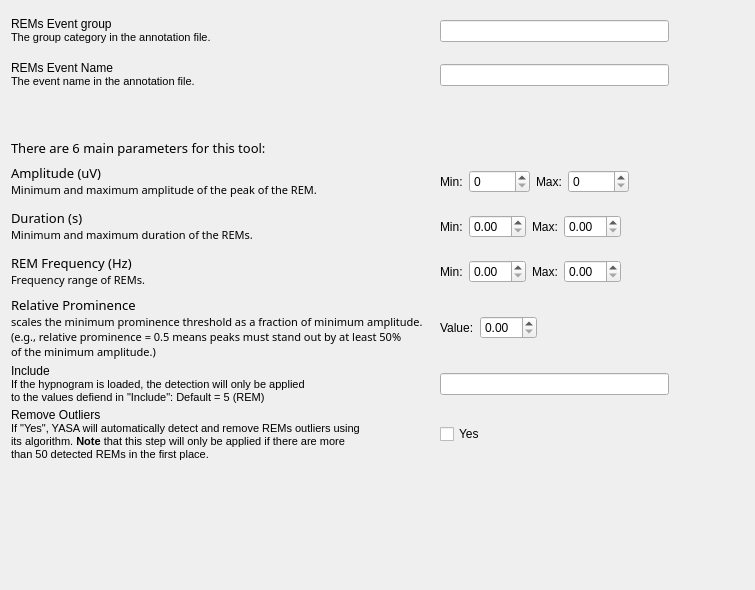
The window that tools/RapidEyeMovementTools/REMsDetectorYASA/DetectorStep/Ui_DetectorStep.ui (mhazad99/Rapid-Eye-Movement) describes before a commit, drawn with Qt 5.
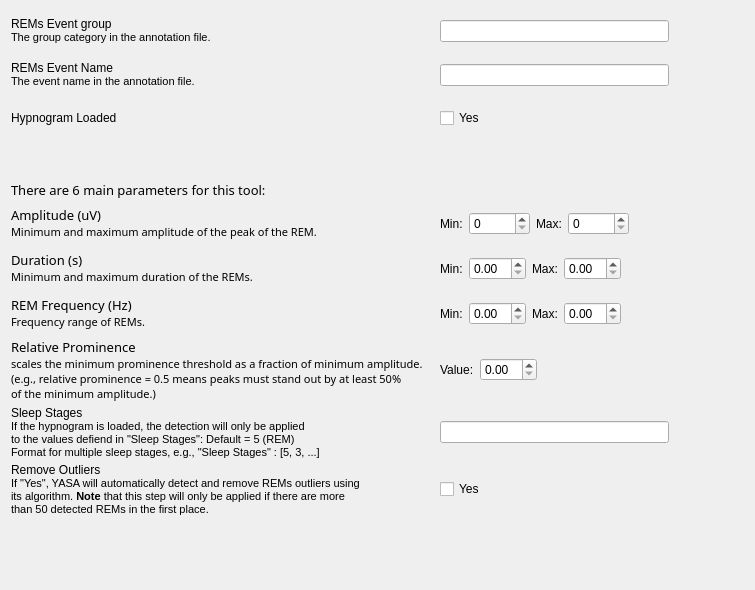
The same window after the commit.

Commit message: Handling the state of hypnogram in the UI

Patch:
```diff
--- a/tools/RapidEyeMovementTools/REMsDetectorYASA/DetectorStep/Ui_DetectorStep.ui
+++ b/tools/RapidEyeMovementTools/REMsDetectorYASA/DetectorStep/Ui_DetectorStep.ui
@@ -22,105 +22,6 @@
      <property name="spacing">
       <number>4</number>
      </property>
-     <item row="1" column="0" colspan="2">
-      <widget class="QLabel" name="label_9">
-       <property name="maximumSize">
-        <size>
-         <width>16777215</width>
-         <height>16777215</height>
-        </size>
-       </property>
-       <property name="lineWidth">
-        <number>0</number>
-       </property>
-       <property name="text">
-        <string>&lt;html&gt;&lt;head/&gt;&lt;body&gt;&lt;p&gt;REMs Event Name&lt;br/&gt;&lt;span style=&quot; font-size:8pt;&quot;&gt;The event name in the annotation file.&lt;/span&gt;&lt;/p&gt;&lt;/body&gt;&lt;/html&gt;</string>
-       </property>
-      </widget>
-     </item>
-     <item row="2" column="0" colspan="2">
-      <spacer name="verticalSpacer_2">
-       <property name="orientation">
-        <enum>Qt::Vertical</enum>
-       </property>
-       <property name="sizeType">
-        <enum>QSizePolicy::Fixed</enum>
-       </property>
-       <property name="sizeHint" stdset="0">
-        <size>
-         <width>20</width>
-         <height>40</height>
-        </size>
-       </property>
-      </spacer>
-     </item>
-     <item row="14" column="0">
-      <spacer name="verticalSpacer">
-       <property name="orientation">
-        <enum>Qt::Vertical</enum>
-       </property>
-       <property name="sizeHint" stdset="0">
-        <size>
-         <width>20</width>
-         <height>40</height>
-        </size>
-       </property>
-      </spacer>
-     </item>
-     <item row="9" column="3">
-      <spacer name="horizontalSpacer_12">
-       <property name="orientation">
-        <enum>Qt::Horizontal</enum>
-       </property>
-       <property name="sizeHint" stdset="0">
-        <size>
-         <width>40</width>
-         <height>20</height>
-        </size>
-       </property>
-      </spacer>
-     </item>
-     <item row="4" column="0">
-      <widget class="QLabel" name="label_8">
-       <property name="font">
-        <font>
-         <family>Roboto-Regular</family>
-         <pointsize>10</pointsize>
-         <weight>50</weight>
-         <italic>false</italic>
-         <bold>false</bold>
-        </font>
-       </property>
-       <property name="lineWidth">
-        <number>0</number>
-       </property>
-       <property name="text">
-        <string>&lt;html&gt;&lt;head/&gt;&lt;body&gt;&lt;p&gt;Amplitude (uV)&lt;br/&gt;&lt;span style=&quot; font-size:8pt;&quot;&gt;Minimum and maximum amplitude of the peak of the REM.&lt;/span&gt;&lt;/p&gt;&lt;/body&gt;&lt;/html&gt;</string>
-       </property>
-      </widget>
-     </item>
-     <item row="9" column="2">
-      <widget class="QFrame" name="frame_5">
-       <property name="frameShape">
-        <enum>QFrame::NoFrame</enum>
-       </property>
-       <property name="frameShadow">
-        <enum>QFrame::Raised</enum>
-       </property>
-       <property name="lineWidth">
-        <number>0</number>
-       </property>
-       <layout class="QHBoxLayout" name="horizontalLayout_5">
-        <item>
-         <widget class="QCheckBox" name="checkBox">
-          <property name="text">
-           <string>Yes</string>
-          </property>
-         </widget>
-        </item>
-       </layout>
-      </widget>
-     </item>
      <item row="0" column="0" colspan="2">
       <widget class="QLabel" name="label_15">
        <property name="lineWidth">
@@ -131,8 +32,69 @@
        </property>
       </widget>
      </item>
+     <item row="10" column="2">
+      <widget class="QFrame" name="frame_5">
+       <property name="frameShape">
+        <enum>QFrame::Shape::NoFrame</enum>
+       </property>
+       <property name="frameShadow">
+        <enum>QFrame::Shadow::Raised</enum>
+       </property>
+       <property name="lineWidth">
+        <number>0</number>
+       </property>
+       <layout class="QHBoxLayout" name="horizontalLayout_5">
+        <item>
+         <widget class="QCheckBox" name="checkBox">
+          <property name="text">
+           <string>Yes</string>
+          </property>
+         </widget>
+        </item>
+       </layout>
+      </widget>
+     </item>
+     <item row="10" column="0">
+      <widget class="QLabel" name="label_7">
+       <property name="lineWidth">
+        <number>0</number>
+       </property>
+       <property name="text">
+        <string>&lt;html&gt;&lt;head/&gt;&lt;body&gt;&lt;p&gt;Remove Outliers&lt;br/&gt;&lt;span style=&quot; font-size:8pt;&quot;&gt;If &amp;quot;Yes&amp;quot;, YASA will automatically detect and remove REMs outliers using&lt;br/&gt;its algorithm. &lt;/span&gt;&lt;span style=&quot; font-size:8pt; font-weight:600;&quot;&gt;Note&lt;/span&gt;&lt;span style=&quot; font-size:8pt;&quot;&gt; that this step will only be applied if there are more&lt;br/&gt;than 50 detected REMs in the first place.&lt;/span&gt;&lt;/p&gt;&lt;/body&gt;&lt;/html&gt;</string>
+       </property>
+      </widget>
+     </item>
+     <item row="1" column="0" colspan="2">
+      <widget class="QLabel" name="label_9">
+       <property name="maximumSize">
+        <size>
+         <width>16777215</width>
+         <height>16777215</height>
+        </size>
+       </property>
+       <property name="lineWidth">
+        <number>0</number>
+       </property>
+       <property name="text">
+        <string>&lt;html&gt;&lt;head/&gt;&lt;body&gt;&lt;p&gt;REMs Event Name&lt;br/&gt;&lt;span style=&quot; font-size:8pt;&quot;&gt;The event name in the annotation file.&lt;/span&gt;&lt;/p&gt;&lt;/body&gt;&lt;/html&gt;</string>
+       </property>
+      </widget>
+     </item>
+     <item row="7" column="3">
+      <spacer name="horizontalSpacer_4">
+       <property name="orientation">
+        <enum>Qt::Orientation::Horizontal</enum>
+       </property>
+       <property name="sizeHint" stdset="0">
+        <size>
+         <width>40</width>
+         <height>20</height>
+        </size>
+       </property>
+      </spacer>
+     </item>
      <item row="7" column="0">
-      <widget class="QLabel" name="label_4">
+      <widget class="QLabel" name="label_3">
        <property name="maximumSize">
         <size>
          <width>16777215</width>
@@ -143,7 +105,6 @@
         <font>
          <family>Roboto-Regular</family>
          <pointsize>10</pointsize>
-         <weight>50</weight>
          <italic>false</italic>
          <bold>false</bold>
         </font>
@@ -152,14 +113,59 @@
         <number>0</number>
        </property>
        <property name="text">
-        <string>&lt;html&gt;&lt;head/&gt;&lt;body&gt;&lt;p&gt;Relative Prominence&lt;br/&gt;&lt;span style=&quot; font-size:8pt;&quot;&gt;scales the minimum prominence threshold as a fraction of minimum amplitude.&lt;br/&gt;(e.g., relative prominence = 0.5 means peaks must stand out by at least 50%&lt;br/&gt;of the minimum amplitude.)&lt;/span&gt;&lt;/p&gt;&lt;/body&gt;&lt;/html&gt;</string>
+        <string>&lt;html&gt;&lt;head/&gt;&lt;body&gt;&lt;p&gt;REM Frequency (Hz)&lt;br/&gt;&lt;span style=&quot; font-size:8pt;&quot;&gt;Frequency range of REMs.&lt;/span&gt;&lt;/p&gt;&lt;/body&gt;&lt;/html&gt;</string>
        </property>
+       <property name="wordWrap">
+        <bool>true</bool>
+       </property>
       </widget>
      </item>
-     <item row="4" column="3">
-      <spacer name="horizontalSpacer_9">
+     <item row="8" column="2" colspan="2">
+      <widget class="QFrame" name="frame_4">
+       <property name="frameShape">
+        <enum>QFrame::Shape::NoFrame</enum>
+       </property>
+       <property name="frameShadow">
+        <enum>QFrame::Shadow::Raised</enum>
+       </property>
+       <property name="lineWidth">
+        <number>0</number>
+       </property>
+       <layout class="QHBoxLayout" name="horizontalLayout_4">
+        <item>
+         <widget class="QLabel" name="label_5">
+          <property name="text">
+           <string>Value:</string>
+          </property>
+         </widget>
+        </item>
+        <item>
+         <widget class="QDoubleSpinBox" name="doubleSpinBox_2">
+          <property name="singleStep">
+           <double>0.010000000000000</double>
+          </property>
+         </widget>
+        </item>
+        <item>
+         <spacer name="horizontalSpacer_5">
+          <property name="orientation">
+           <enum>Qt::Orientation::Horizontal</enum>
+          </property>
+          <property name="sizeHint" stdset="0">
+           <size>
+            <width>40</width>
+            <height>20</height>
+           </size>
+          </property>
+         </spacer>
+        </item>
+       </layout>
+      </widget>
+     </item>
+     <item row="6" column="3">
+      <spacer name="horizontalSpacer_10">
        <property name="orientation">
-        <enum>Qt::Horizontal</enum>
+        <enum>Qt::Orientation::Horizontal</enum>
        </property>
        <property name="sizeHint" stdset="0">
         <size>
@@ -169,28 +175,10 @@
        </property>
       </spacer>
      </item>
-     <item row="0" column="2">
-      <widget class="QFrame" name="frame_7">
-       <property name="frameShape">
-        <enum>QFrame::NoFrame</enum>
-       </property>
-       <property name="frameShadow">
-        <enum>QFrame::Raised</enum>
-       </property>
-       <property name="lineWidth">
-        <number>0</number>
-       </property>
-       <layout class="QHBoxLayout" name="horizontalLayout_7">
-        <item>
-         <widget class="QLineEdit" name="lineEdit"/>
-        </item>
-       </layout>
-      </widget>
-     </item>
      <item row="0" column="3">
       <spacer name="horizontalSpacer_6">
        <property name="orientation">
-        <enum>Qt::Horizontal</enum>
+        <enum>Qt::Orientation::Horizontal</enum>
        </property>
        <property name="sizeHint" stdset="0">
         <size>
@@ -200,69 +188,13 @@
        </property>
       </spacer>
      </item>
-     <item row="4" column="2">
-      <widget class="QFrame" name="frame">
-       <property name="frameShape">
-        <enum>QFrame::NoFrame</enum>
-       </property>
-       <property name="frameShadow">
-        <enum>QFrame::Raised</enum>
-       </property>
-       <property name="lineWidth">
-        <number>0</number>
-       </property>
-       <layout class="QHBoxLayout" name="horizontalLayout">
-        <item>
-         <widget class="QLabel" name="label_18">
-          <property name="text">
-           <string>Min:</string>
-          </property>
-         </widget>
-        </item>
-        <item>
-         <widget class="QSpinBox" name="spinBox_2">
-          <property name="maximum">
-           <number>10000</number>
-          </property>
-         </widget>
-        </item>
-        <item>
-         <widget class="QLabel" name="label_17">
-          <property name="text">
-           <string>Max:</string>
-          </property>
-         </widget>
-        </item>
-        <item>
-         <widget class="QSpinBox" name="spinBox">
-          <property name="maximum">
-           <number>10000</number>
-          </property>
-         </widget>
-        </item>
-        <item>
-         <spacer name="horizontalSpacer">
-          <property name="orientation">
-           <enum>Qt::Horizontal</enum>
-          </property>
-          <property name="sizeHint" stdset="0">
-           <size>
-            <width>40</width>
-            <height>20</height>
-           </size>
-          </property>
-         </spacer>
-        </item>
-       </layout>
-      </widget>
-     </item>
-     <item row="5" column="2">
+     <item row="6" column="2">
       <widget class="QFrame" name="frame_2">
        <property name="frameShape">
-        <enum>QFrame::NoFrame</enum>
+        <enum>QFrame::Shape::NoFrame</enum>
        </property>
        <property name="frameShadow">
-        <enum>QFrame::Raised</enum>
+        <enum>QFrame::Shadow::Raised</enum>
        </property>
        <property name="lineWidth">
         <number>0</number>
@@ -299,7 +231,7 @@
         <item>
          <spacer name="horizontalSpacer_2">
           <property name="orientation">
-           <enum>Qt::Horizontal</enum>
+           <enum>Qt::Orientation::Horizontal</enum>
           </property>
           <property name="sizeHint" stdset="0">
            <size>
@@ -312,108 +244,223 @@
        </layout>
       </widget>
      </item>
+     <item row="5" column="2">
+      <widget class="QFrame" name="frame">
+       <property name="frameShape">
+        <enum>QFrame::Shape::NoFrame</enum>
+       </property>
+       <property name="frameShadow">
+        <enum>QFrame::Shadow::Raised</enum>
+       </property>
+       <property name="lineWidth">
+        <number>0</number>
+       </property>
+       <layout class="QHBoxLayout" name="horizontalLayout">
+        <item>
+         <widget class="QLabel" name="label_18">
+          <property name="text">
+           <string>Min:</string>
+          </property>
+         </widget>
+        </item>
+        <item>
+         <widget class="QSpinBox" name="spinBox_2">
+          <property name="maximum">
+           <number>10000</number>
+          </property>
+         </widget>
+        </item>
+        <item>
+         <widget class="QLabel" name="label_17">
+          <property name="text">
+           <string>Max:</string>
+          </property>
+         </widget>
+        </item>
+        <item>
+         <widget class="QSpinBox" name="spinBox">
+          <property name="maximum">
+           <number>10000</number>
+          </property>
+         </widget>
+        </item>
+        <item>
+         <spacer name="horizontalSpacer">
+          <property name="orientation">
+           <enum>Qt::Orientation::Horizontal</enum>
+          </property>
+          <property name="sizeHint" stdset="0">
+           <size>
+            <width>40</width>
+            <height>20</height>
+           </size>
+          </property>
+         </spacer>
+        </item>
+       </layout>
+      </widget>
+     </item>
+     <item row="10" column="3">
+      <spacer name="horizontalSpacer_12">
+       <property name="orientation">
+        <enum>Qt::Orientation::Horizontal</enum>
+       </property>
+       <property name="sizeHint" stdset="0">
+        <size>
+         <width>40</width>
+         <height>20</height>
+        </size>
+       </property>
+      </spacer>
+     </item>
+     <item row="9" column="2">
+      <widget class="QFrame" name="frame_8">
+       <property name="frameShape">
+        <enum>QFrame::Shape::NoFrame</enum>
+       </property>
+       <property name="frameShadow">
+        <enum>QFrame::Shadow::Raised</enum>
+       </property>
+       <property name="lineWidth">
+        <number>0</number>
+       </property>
+       <layout class="QHBoxLayout" name="horizontalLayout_8">
+        <item>
+         <widget class="QLineEdit" name="lineEdit_3"/>
+        </item>
+       </layout>
+      </widget>
+     </item>
+     <item row="9" column="3">
+      <spacer name="horizontalSpacer_11">
+       <property name="orientation">
+        <enum>Qt::Orientation::Horizontal</enum>
+       </property>
+       <property name="sizeHint" stdset="0">
+        <size>
+         <width>40</width>
+         <height>20</height>
+        </size>
+       </property>
+      </spacer>
+     </item>
+     <item row="8" column="0">
+      <widget class="QLabel" name="label_4">
+       <property name="maximumSize">
+        <size>
+         <width>16777215</width>
+         <height>16777215</height>
+        </size>
+       </property>
+       <property name="font">
+        <font>
+         <family>Roboto-Regular</family>
+         <pointsize>10</pointsize>
+         <italic>false</italic>
+         <bold>false</bold>
+        </font>
+       </property>
+       <property name="lineWidth">
+        <number>0</number>
+       </property>
+       <property name="text">
+        <string>&lt;html&gt;&lt;head/&gt;&lt;body&gt;&lt;p&gt;Relative Prominence&lt;br/&gt;&lt;span style=&quot; font-size:8pt;&quot;&gt;scales the minimum prominence threshold as a fraction of minimum amplitude.&lt;br/&gt;(e.g., relative prominence = 0.5 means peaks must stand out by at least 50%&lt;br/&gt;of the minimum amplitude.)&lt;/span&gt;&lt;/p&gt;&lt;/body&gt;&lt;/html&gt;</string>
+       </property>
+      </widget>
+     </item>
+     <item row="1" column="3">
+      <spacer name="horizontalSpacer_8">
+       <property name="orientation">
+        <enum>Qt::Orientation::Horizontal</enum>
+       </property>
+       <property name="sizeHint" stdset="0">
+        <size>
+         <width>40</width>
+         <height>20</height>
+        </size>
+       </property>
+      </spacer>
+     </item>
+     <item row="15" column="0">
+      <spacer name="verticalSpacer">
+       <property name="orientation">
+        <enum>Qt::Orientation::Vertical</enum>
+       </property>
+       <property name="sizeHint" stdset="0">
+        <size>
+         <width>20</width>
+         <height>40</height>
+        </size>
+       </property>
+      </spacer>
+     </item>
+     <item row="4" column="0" colspan="2">
+      <widget class="QLabel" name="label">
+       <property name="maximumSize">
+        <size>
+         <width>16777215</width>
+         <height>16777215</height>
+        </size>
+       </property>
+       <property name="font">
+        <font>
+         <family>Roboto-Regular</family>
+         <pointsize>10</pointsize>
+         <italic>false</italic>
+         <bold>false</bold>
+        </font>
+       </property>
+       <property name="lineWidth">
+        <number>0</number>
+       </property>
+       <property name="text">
+        <string>There are 6 main parameters for this tool:</string>
+       </property>
+       <property name="wordWrap">
+        <bool>true</bool>
+       </property>
+      </widget>
+     </item>
+     <item row="5" column="3">
+      <spacer name="horizontalSpacer_9">
+       <property name="orientation">
+        <enum>Qt::Orientation::Horizontal</enum>
+       </property>
+       <property name="sizeHint" stdset="0">
+        <size>
+         <width>40</width>
+         <height>20</height>
+        </size>
+       </property>
+      </spacer>
+     </item>
+     <item row="9" column="0">
+      <widget class="QLabel" name="label_16">
+       <property name="lineWidth">
+        <number>0</number>
+       </property>
+       <property name="text">
+        <string>&lt;html&gt;&lt;head/&gt;&lt;body&gt;&lt;p&gt;Sleep Stages&lt;br/&gt;&lt;span style=&quot; font-size:8pt;&quot;&gt;If the hypnogram is loaded, the detection will only be applied&lt;br/&gt;to the values defiend in &amp;quot;Sleep Stages&amp;quot;: Default = 5 (REM)&lt;br/&gt;Format for multiple sleep stages, e.g., &amp;quot;Sleep Stages&amp;quot; : [5, 3, ...]&lt;/span&gt;&lt;/p&gt;&lt;/body&gt;&lt;/html&gt;</string>
+       </property>
+      </widget>
+     </item>
+     <item row="3" column="0" colspan="2">
+      <spacer name="verticalSpacer_2">
+       <property name="orientation">
+        <enum>Qt::Orientation::Vertical</enum>
+       </property>
+       <property name="sizeType">
+        <enum>QSizePolicy::Policy::Fixed</enum>
+       </property>
+       <property name="sizeHint" stdset="0">
+        <size>
+         <width>20</width>
+         <height>40</height>
+        </size>
+       </property>
+      </spacer>
+     </item>
      <item row="6" column="0">
-      <widget class="QLabel" name="label_3">
-       <property name="maximumSize">
-        <size>
-         <width>16777215</width>
-         <height>16777215</height>
-        </size>
-       </property>
-       <property name="font">
-        <font>
-         <family>Roboto-Regular</family>
-         <pointsize>10</pointsize>
-         <weight>50</weight>
-         <italic>false</italic>
-         <bold>false</bold>
-        </font>
-       </property>
-       <property name="lineWidth">
-        <number>0</number>
-       </property>
-       <property name="text">
-        <string>&lt;html&gt;&lt;head/&gt;&lt;body&gt;&lt;p&gt;REM Frequency (Hz)&lt;br/&gt;&lt;span style=&quot; font-size:8pt;&quot;&gt;Frequency range of REMs.&lt;/span&gt;&lt;/p&gt;&lt;/body&gt;&lt;/html&gt;</string>
-       </property>
-       <property name="wordWrap">
-        <bool>true</bool>
-       </property>
-      </widget>
-     </item>
-     <item row="1" column="2">
-      <widget class="QFrame" name="frame_6">
-       <property name="frameShape">
-        <enum>QFrame::NoFrame</enum>
-       </property>
-       <property name="frameShadow">
-        <enum>QFrame::Raised</enum>
-       </property>
-       <property name="lineWidth">
-        <number>0</number>
-       </property>
-       <layout class="QHBoxLayout" name="horizontalLayout_6">
-        <item>
-         <widget class="QLineEdit" name="lineEdit_2"/>
-        </item>
-       </layout>
-      </widget>
-     </item>
-     <item row="7" column="2" colspan="2">
-      <widget class="QFrame" name="frame_4">
-       <property name="frameShape">
-        <enum>QFrame::NoFrame</enum>
-       </property>
-       <property name="frameShadow">
-        <enum>QFrame::Raised</enum>
-       </property>
-       <property name="lineWidth">
-        <number>0</number>
-       </property>
-       <layout class="QHBoxLayout" name="horizontalLayout_4">
-        <item>
-         <widget class="QLabel" name="label_5">
-          <property name="text">
-           <string>Value:</string>
-          </property>
-         </widget>
-        </item>
-        <item>
-         <widget class="QDoubleSpinBox" name="doubleSpinBox_2">
-          <property name="singleStep">
-           <double>0.010000000000000</double>
-          </property>
-         </widget>
-        </item>
-        <item>
-         <spacer name="horizontalSpacer_5">
-          <property name="orientation">
-           <enum>Qt::Horizontal</enum>
-          </property>
-          <property name="sizeHint" stdset="0">
-           <size>
-            <width>40</width>
-            <height>20</height>
-           </size>
-          </property>
-         </spacer>
-        </item>
-       </layout>
-      </widget>
-     </item>
-     <item row="6" column="3">
-      <spacer name="horizontalSpacer_4">
-       <property name="orientation">
-        <enum>Qt::Horizontal</enum>
-       </property>
-       <property name="sizeHint" stdset="0">
-        <size>
-         <width>40</width>
-         <height>20</height>
-        </size>
-       </property>
-      </spacer>
-     </item>
-     <item row="5" column="0">
       <widget class="QLabel" name="label_2">
        <property name="maximumSize">
         <size>
@@ -425,7 +472,6 @@
         <font>
          <family>Roboto-Regular</family>
          <pointsize>10</pointsize>
-         <weight>50</weight>
          <italic>false</italic>
          <bold>false</bold>
         </font>
@@ -438,39 +484,31 @@
        </property>
       </widget>
      </item>
-     <item row="1" column="3">
-      <spacer name="horizontalSpacer_8">
-       <property name="orientation">
-        <enum>Qt::Horizontal</enum>
+     <item row="5" column="0">
+      <widget class="QLabel" name="label_8">
+       <property name="font">
+        <font>
+         <family>Roboto-Regular</family>
+         <pointsize>10</pointsize>
+         <italic>false</italic>
+         <bold>false</bold>
+        </font>
        </property>
-       <property name="sizeHint" stdset="0">
-        <size>
-         <width>40</width>
-         <height>20</height>
-        </size>
+       <property name="lineWidth">
+        <number>0</number>
        </property>
-      </spacer>
-     </item>
-     <item row="8" column="3">
-      <spacer name="horizontalSpacer_11">
-       <property name="orientation">
-        <enum>Qt::Horizontal</enum>
+       <property name="text">
+        <string>&lt;html&gt;&lt;head/&gt;&lt;body&gt;&lt;p&gt;Amplitude (uV)&lt;br/&gt;&lt;span style=&quot; font-size:8pt;&quot;&gt;Minimum and maximum amplitude of the peak of the REM.&lt;/span&gt;&lt;/p&gt;&lt;/body&gt;&lt;/html&gt;</string>
        </property>
-       <property name="sizeHint" stdset="0">
-        <size>
-         <width>40</width>
-         <height>20</height>
-        </size>
-       </property>
-      </spacer>
+      </widget>
      </item>
-     <item row="6" column="2">
+     <item row="7" column="2">
       <widget class="QFrame" name="frame_3">
        <property name="frameShape">
-        <enum>QFrame::NoFrame</enum>
+        <enum>QFrame::Shape::NoFrame</enum>
        </property>
        <property name="frameShadow">
-        <enum>QFrame::Raised</enum>
+        <enum>QFrame::Shadow::Raised</enum>
        </property>
        <property name="lineWidth">
         <number>0</number>
@@ -507,7 +545,7 @@
         <item>
          <spacer name="horizontalSpacer_3">
           <property name="orientation">
-           <enum>Qt::Horizontal</enum>
+           <enum>Qt::Orientation::Horizontal</enum>
           </property>
           <property name="sizeHint" stdset="0">
            <size>
@@ -520,83 +558,69 @@
        </layout>
       </widget>
      </item>
-     <item row="5" column="3">
-      <spacer name="horizontalSpacer_10">
-       <property name="orientation">
-        <enum>Qt::Horizontal</enum>
+     <item row="0" column="2">
+      <widget class="QFrame" name="frame_7">
+       <property name="frameShape">
+        <enum>QFrame::Shape::NoFrame</enum>
        </property>
-       <property name="sizeHint" stdset="0">
-        <size>
-         <width>40</width>
-         <height>20</height>
-        </size>
+       <property name="frameShadow">
+        <enum>QFrame::Shadow::Raised</enum>
        </property>
-      </spacer>
-     </item>
-     <item row="3" column="0" colspan="2">
-      <widget class="QLabel" name="label">
-       <property name="maximumSize">
-        <size>
-         <width>16777215</width>
-         <height>16777215</height>
-        </size>
-       </property>
-       <property name="font">
-        <font>
-         <family>Roboto-Regular</family>
-         <pointsize>10</pointsize>
-         <weight>50</weight>
-         <italic>false</italic>
-         <bold>false</bold>
-        </font>
-       </property>
        <property name="lineWidth">
         <number>0</number>
        </property>
-       <property name="text">
-        <string>There are 6 main parameters for this tool:</string>
-       </property>
-       <property name="wordWrap">
-        <bool>true</bool>
-       </property>
+       <layout class="QHBoxLayout" name="horizontalLayout_7">
+        <item>
+         <widget class="QLineEdit" name="lineEdit"/>
+        </item>
+       </layout>
       </widget>
      </item>
-     <item row="8" column="2">
-      <widget class="QFrame" name="frame_8">
+     <item row="1" column="2">
+      <widget class="QFrame" name="frame_6">
        <property name="frameShape">
-        <enum>QFrame::NoFrame</enum>
+        <enum>QFrame::Shape::NoFrame</enum>
        </property>
        <property name="frameShadow">
-        <enum>QFrame::Raised</enum>
+        <enum>QFrame::Shadow::Raised</enum>
        </property>
        <property name="lineWidth">
         <number>0</number>
        </property>
-       <layout class="QHBoxLayout" name="horizontalLayout_8">
+       <layout class="QHBoxLayout" name="horizontalLayout_6">
         <item>
-         <widget class="QLineEdit" name="lineEdit_3"/>
+         <widget class="QLineEdit" name="lineEdit_2"/>
         </item>
        </layout>
       </widget>
      </item>
-     <item row="8" column="0">
-      <widget class="QLabel" name="label_16">
-       <property name="lineWidth">
-        <number>0</number>
-       </property>
+     <item row="2" column="0">
+      <widget class="QLabel" name="label_6">
        <property name="text">
-        <string>&lt;html&gt;&lt;head/&gt;&lt;body&gt;&lt;p&gt;Include&lt;br/&gt;&lt;span style=&quot; font-size:8pt;&quot;&gt;If the hypnogram is loaded, the detection will only be applied&lt;br/&gt;to the values defiend in &amp;quot;Include&amp;quot;: Default = 5 (REM)&lt;/span&gt;&lt;/p&gt;&lt;/body&gt;&lt;/html&gt;</string>
+        <string>Hypnogram Loaded</string>
        </property>
       </widget>
      </item>
-     <item row="9" column="0">
-      <widget class="QLabel" name="label_7">
+     <item row="2" column="2">
+      <widget class="QFrame" name="frame_9">
+       <property name="frameShape">
+        <enum>QFrame::Shape::NoFrame</enum>
+       </property>
+       <property name="frameShadow">
+        <enum>QFrame::Shadow::Raised</enum>
+       </property>
        <property name="lineWidth">
         <number>0</number>
        </property>
-       <property name="text">
-        <string>&lt;html&gt;&lt;head/&gt;&lt;body&gt;&lt;p&gt;Remove Outliers&lt;br/&gt;&lt;span style=&quot; font-size:8pt;&quot;&gt;If &amp;quot;Yes&amp;quot;, YASA will automatically detect and remove REMs outliers using&lt;br/&gt;its algorithm. &lt;/span&gt;&lt;span style=&quot; font-size:8pt; font-weight:600;&quot;&gt;Note&lt;/span&gt;&lt;span style=&quot; font-size:8pt;&quot;&gt; that this step will only be applied if there are more&lt;br/&gt;than 50 detected REMs in the first place.&lt;/span&gt;&lt;/p&gt;&lt;/body&gt;&lt;/html&gt;</string>
-       </property>
+       <layout class="QHBoxLayout" name="horizontalLayout_9">
+        <item>
+         <widget class="QCheckBox" name="checkBox_2">
+          <property name="text">
+           <string>Yes</string>
+          </property>
+         </widget>
+        </item>
+       </layout>
       </widget>
      </item>
     </layout>
```
The commit also changes 5 other files.
